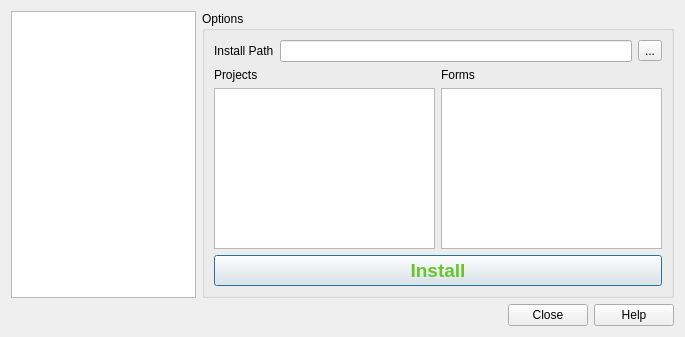
The window that client-manager/manager.ui (NathanW2/qmap) describes before a commit, drawn with Qt 5.
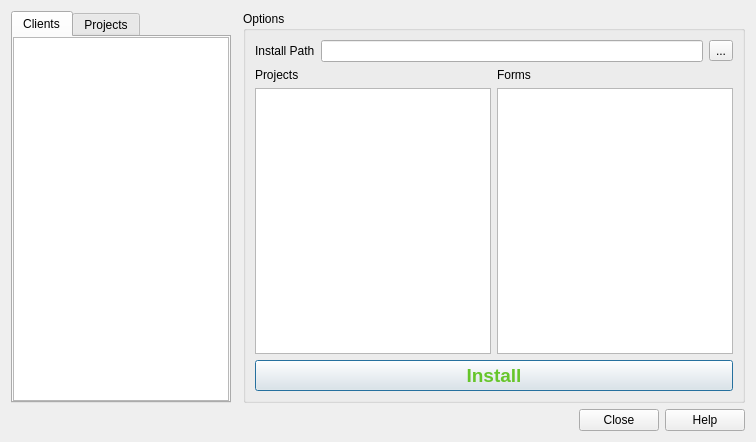
The same window after the commit.

Commit message: Mark correct forms, projects:

The edit to the form file:
```diff
--- a/client-manager/manager.ui
+++ b/client-manager/manager.ui
@@ -6,27 +6,15 @@
    <rect>
     <x>0</x>
     <y>0</y>
-    <width>685</width>
-    <height>337</height>
+    <width>756</width>
+    <height>442</height>
    </rect>
   </property>
   <property name="windowTitle">
    <string>Dialog</string>
   </property>
   <layout class="QGridLayout" name="gridLayout_2">
-   <item row="0" column="0">
-    <widget class="QListView" name="clientlist">
-     <property name="font">
-      <font>
-       <pointsize>14</pointsize>
-      </font>
-     </property>
-     <property name="editTriggers">
-      <set>QAbstractItemView::AnyKeyPressed|QAbstractItemView::EditKeyPressed|QAbstractItemView::SelectedClicked</set>
-     </property>
-    </widget>
-   </item>
-   <item row="0" column="1">
+   <item row="0" column="2">
     <widget class="QGroupBox" name="groupBox">
      <property name="title">
       <string>Options</string>
@@ -106,7 +94,41 @@
      </layout>
     </widget>
    </item>
-   <item row="1" column="0" colspan="2">
+   <item row="0" column="0">
+    <widget class="QTabWidget" name="tabWidget">
+     <property name="currentIndex">
+      <number>0</number>
+     </property>
+     <widget class="QWidget" name="clienttab">
+      <attribute name="title">
+       <string>Clients</string>
+      </attribute>
+      <layout class="QGridLayout" name="gridLayout_3">
+       <property name="margin">
+        <number>0</number>
+       </property>
+       <item row="0" column="0">
+        <widget class="QListView" name="clientlist">
+         <property name="font">
+          <font>
+           <pointsize>14</pointsize>
+          </font>
+         </property>
+         <property name="editTriggers">
+          <set>QAbstractItemView::AnyKeyPressed|QAbstractItemView::EditKeyPressed|QAbstractItemView::SelectedClicked</set>
+         </property>
+        </widget>
+       </item>
+      </layout>
+     </widget>
+     <widget class="QWidget" name="projecttab">
+      <attribute name="title">
+       <string>Projects</string>
+      </attribute>
+     </widget>
+    </widget>
+   </item>
+   <item row="1" column="0" colspan="3">
     <widget class="QDialogButtonBox" name="buttonBox">
      <property name="orientation">
       <enum>Qt::Horizontal</enum>
```
The commit also changes 1 other file.
